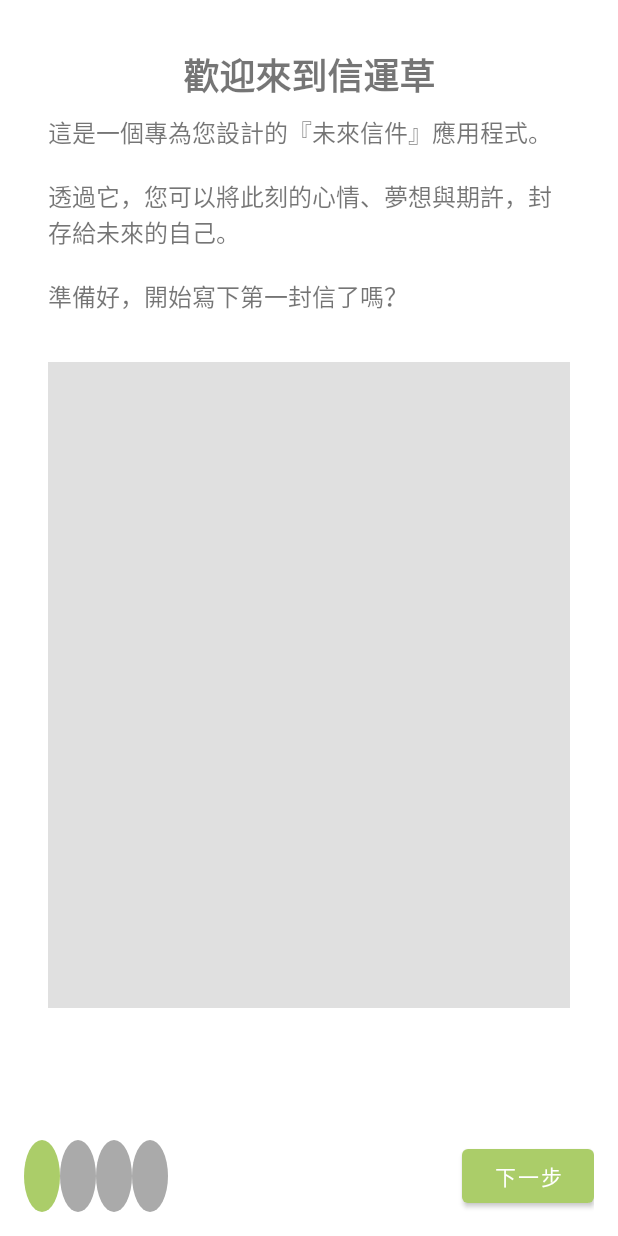
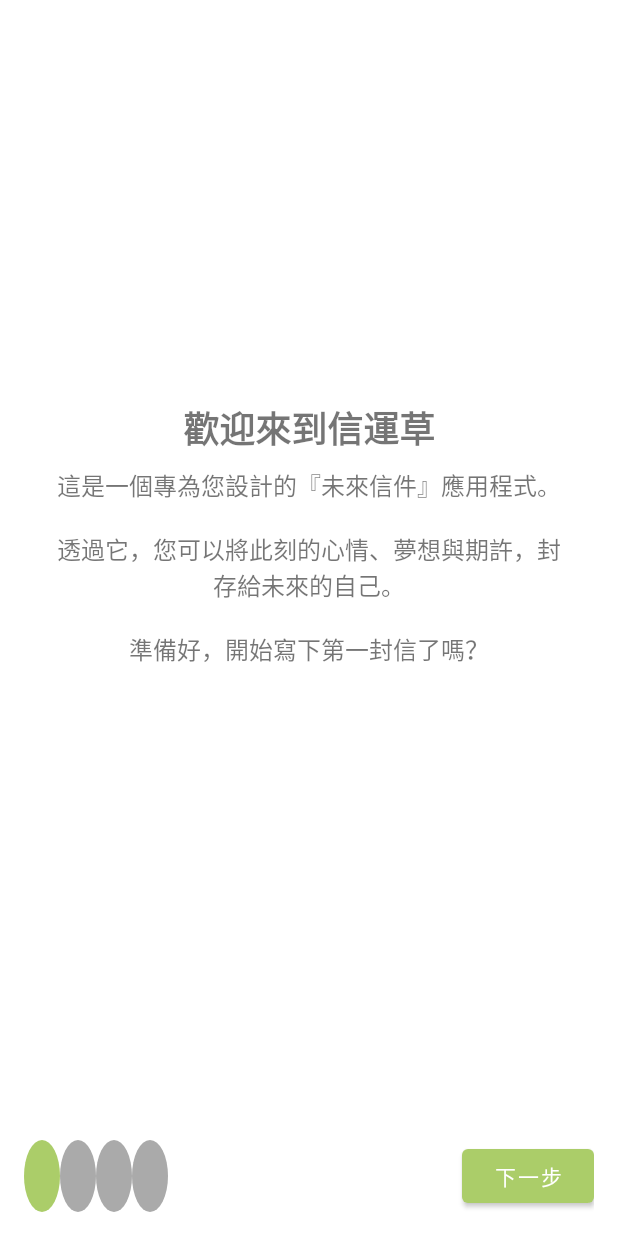
Before and after one commit to connielin07/future-me-mail-app, an Android app: the OnboardingActivity screen opened directly, with no data from a screen before it, on a phone screen of 412 x 824 dp. Run offline under Robolectric (Android 15) with nearby library versions, the phone set to English and light mode, and no system bars.

Commit message:
feat/ui: Enhance OnboardingFragment layout and update tutorial content
- Modify `OnboardingFragment` to dynamically adjust text alignment and visibility based on the presence of an image.
- Center-align content and hide the `ImageView` when no image is provided.
- Start-align text and remove image background when an image is present.
- Update `OnboardingActivity` with refined tutorial descriptions and new image resources (`tutorial_step1`, `tutorial_step2`, `tutorial_step3`).
- Remove obsolete `tutorial_write_step1.jpg`.

```diff
--- a/app/src/main/java/com/example/futurememailapp/OnboardingActivity.kt
+++ b/app/src/main/java/com/example/futurememailapp/OnboardingActivity.kt
@@ -42,21 +42,20 @@ class OnboardingActivity : AppCompatActivity() {
                 "1. 設定『寄達日期』：決定您何時收到來自過去的訊息。\n" +
                         "2. 撰寫內容：填寫信件的主旨與內容。\n" +
                         "3. 連結 Email：可選擇是否連結您的 Email 帳號進行備份接收。",
-                R.drawable.tutorial_write_step1
+                R.drawable.tutorial_step1
             ),
             // 頁面 3: 等待收信
             OnboardingData(
                 "二、靜待時光，收取心意",
-                "1. 通知提醒：到達設定的日期時，您將會收到通知，提醒您有信件已送達。\n" +
-                        "2. 隨時回顧：進入『收信總覽』頁面，在信箱中點擊信件即可完整回顧。",
-                0 // 請替換成您的收信圖片 ID
+                "1. 通知提醒：到達設定的日期時，您將會收到通知，提醒您有信件已送達。",
+                R.drawable.tutorial_step2 // 請替換成您的收信圖片 ID
             ),
             // 頁面 4: 收信總覽
             OnboardingData(
                 "三、您的時光信件總覽",
                 "1. 日曆檢視：在月曆上查看所有信件的寄達日期，清晰掌握未來。\n" +
-                        "2. 信件狀態：查看已發出、等待中或已送達的信件清單。",
-                0 // 請替換成您的總覽圖片 ID
+                        "2. 隨時回顧：進入『收信總覽』頁面，在信箱中點擊信件即可完整回顧。",
+                R.drawable.tutorial_step3 // 請替換成您的總覽圖片 ID
             )
         )
 
--- a/app/src/main/java/com/example/futurememailapp/OnboardingFragment.kt
+++ b/app/src/main/java/com/example/futurememailapp/OnboardingFragment.kt
@@ -25,14 +25,35 @@ class OnboardingFragment : Fragment() {
         val description = arguments?.getString(ARG_DESCRIPTION)
         val imageResId: Int = arguments?.getInt(ARG_IMAGE_RES, 0) ?: 0
 
-        view.findViewById<TextView>(R.id.tvTitle).text = title
-        view.findViewById<TextView>(R.id.tvDescription).text = description
+        val tvTitle = view.findViewById<TextView>(R.id.tvTitle)
+        val tvDescription = view.findViewById<TextView>(R.id.tvDescription)
+        val imageView = view.findViewById<ImageView>(R.id.imgTutorialIcon)
 
-        // 設定圖片
-        val imageView = view.findViewById<ImageView>(R.id.imgTutorialIcon)
+        tvTitle.text = title
+        tvDescription.text = description
+
+        // 設定圖片與版面調整
         if (imageResId != 0) {
+            imageView.visibility = View.VISIBLE
             imageView.setImageResource(imageResId)
             imageView.setBackgroundResource(0) // 移除灰色背景
+
+            // 有圖片時，文字靠左對齊
+            tvTitle.gravity = android.view.Gravity.START
+            tvDescription.gravity = android.view.Gravity.START
+        } else {
+            // 沒有圖片時 (例如第一頁)，隱藏圖片並將文字置中
+            imageView.visibility = View.GONE
+
+            tvTitle.gravity = android.view.Gravity.CENTER
+            tvDescription.gravity = android.view.Gravity.CENTER
+
+            // 讓 LinearLayout 內的所有元件垂直置中
+            (view as? ViewGroup)?.let { layout ->
+                if (layout is android.widget.LinearLayout) {
+                    layout.gravity = android.view.Gravity.CENTER
+                }
+            }
         }
     }
 
```
Also changed, not shown: app/src/main/res/drawable/tutorial_write_step1.jpg (deleted).
